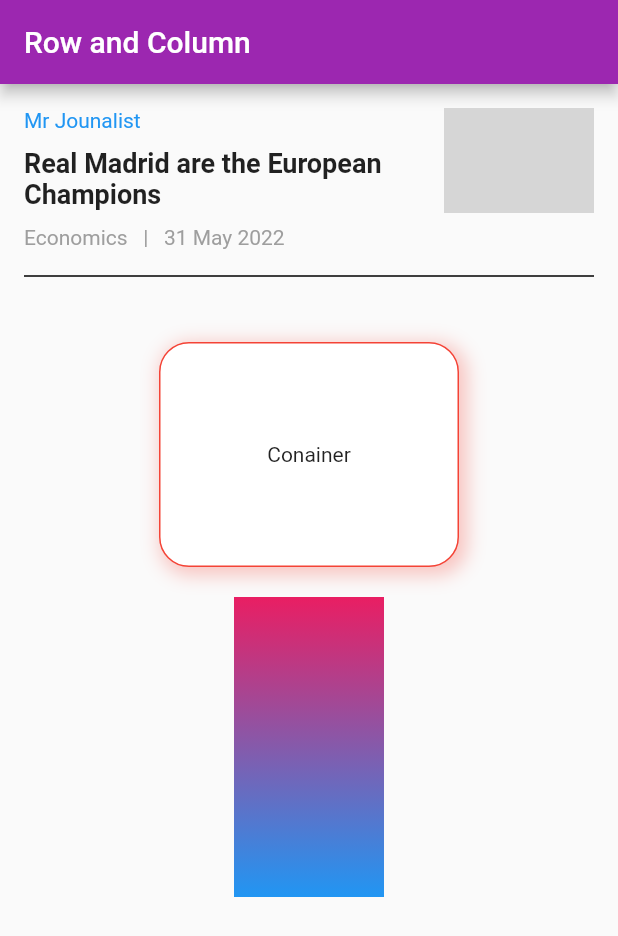
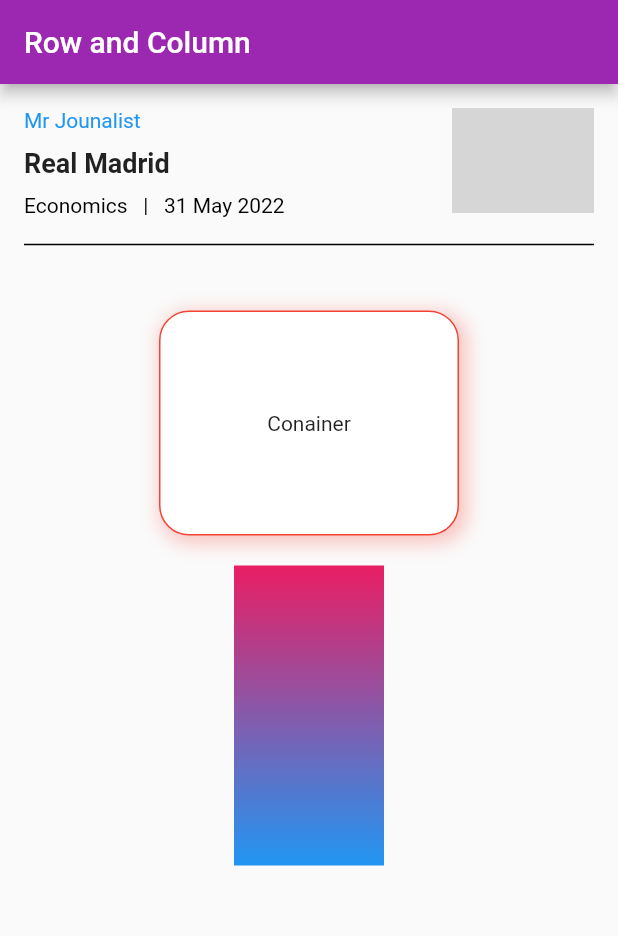
Before and after one commit to hmmisthisgood/may-session, a Flutter app: the screen it shows after launch, on a phone screen of 412 x 824 dp. Shown: the top 936 px of the screen. Run offline on Flutter 3.47's test engine with Material 2 defaults, Android fonts, the phone set to English and light mode, and no system bars; network calls fail; grey boxes are pictures that could not be loaded.

Commit message:
expanded and flexible learned , mediaquery used to fetch screen width and height

```diff
--- a/our_app/lib/screen/news_card_screen.dart
+++ b/our_app/lib/screen/news_card_screen.dart
@@ -5,6 +5,12 @@ class NewsCard extends StatelessWidget {
       "https://cdn.pixabay.com/photo/2015/04/23/22/00/tree-736885__480.jpg";
   @override
   Widget build(BuildContext context) {
+    final width = MediaQuery.of(context).size.width;
+    final height = MediaQuery.of(context).size.height;
+
+    print("Screen width is : $width");
+    print("Screen height is $height");
+
     return Padding(
       padding: const EdgeInsets.all(8.0),
       child: Container(
@@ -19,9 +25,11 @@ class NewsCard extends StatelessWidget {
                 mainAxisAlignment: MainAxisAlignment.spaceBetween,
                 crossAxisAlignment: CrossAxisAlignment.start,
                 children: [
-                  Container(
+                  Expanded(
+                    flex: 3,
+                    child: Container(
                       // color: Colors.green,
-                    width: 250,
+                      // width: 250,
                       child: Column(
                         crossAxisAlignment: CrossAxisAlignment.start,
                         children: [
@@ -31,7 +39,7 @@ class NewsCard extends StatelessWidget {
                           ),
                           SizedBox(height: 10),
                           Text(
-                          "Real Madrid are the European Champions",
+                            "Real Madrid ",
                             style: TextStyle(
                               fontSize: 18,
                               fontWeight: FontWeight.w600,
@@ -50,12 +58,15 @@ class NewsCard extends StatelessWidget {
                           // ),
                           Text(
                             "Economics   |   31 May 2022",
-                          style: TextStyle(color: Colors.grey),
+                            style: TextStyle(color: Colors.black),
                           )
                         ],
                       ),
                     ),
-                  Container(
+                  ),
+                  Flexible(
+                    flex: 1,
+                    child: Container(
                       // color: Colors.red,
                       child: ClipRRect(
                         borderRadius: BorderRadius.circular(10),
@@ -64,6 +75,7 @@ class NewsCard extends StatelessWidget {
                           width: 100,
                           height: 70,
                           fit: BoxFit.cover,
+                        ),
                       ),
                     ),
                   ),
@@ -80,6 +92,12 @@ class NewsCard extends StatelessWidget {
   }
 }
 
-
 /// ClipRRect = Clip Rounded rectangle
 /// Divider = Draws a line
+///
+///
+
+/// Flexible and Expanded
+/// - Can be used only inside Column and Row
+///  Expaneded tries to occupy as much space as possible
+/// Flexible tries to occupt only space that is required
```
Lines whose indentation alone changed are shown as unchanged.
